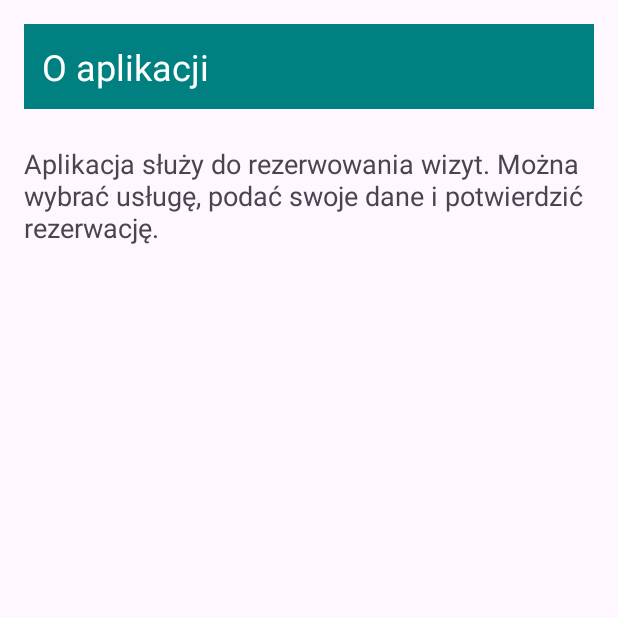
After one commit to TobiaszHajto/08-intencje-drugi-ekran-Zad3, an Android app: the AboutActivity screen opened directly, with no data from a screen before it, on a phone screen of 412 x 824 dp, the top half of it. The commit adds this screen. Run offline under Robolectric (Android 15) with nearby library versions, the phone set to English and light mode, and no system bars.

Commit message:
dodanie ekranu o aplikacji i logowania cyklu zycia

```diff
--- a/app/src/main/AndroidManifest.xml
+++ b/app/src/main/AndroidManifest.xml
@@ -25,6 +25,10 @@
             android:name=".SummaryActivity"
             android:exported="false"
             android:parentActivityName=".MainActivity" />
+        <activity
+            android:name=".AboutActivity"
+            android:exported="false"
+            android:parentActivityName=".MainActivity" />
     </application>
 
 </manifest>
--- /dev/null
+++ b/app/src/main/java/com/example/a08_intencje_drugi_ekran_zad2/AboutActivity.java
@@ -0,0 +1,29 @@
+package com.example.a08_intencje_drugi_ekran_zad2;
+import android.os.Bundle;
+import android.util.Log;
+
+import androidx.appcompat.app.AppCompatActivity;
+
+public class AboutActivity extends AppCompatActivity {
+
+    @Override
+    protected void onCreate(Bundle savedInstanceState) {
+        super.onCreate(savedInstanceState);
+
+        Log.d("CYKL", "AboutActivity: onCreate");
+
+        setContentView(R.layout.activity_about);
+    }
+
+    @Override
+    protected void onStop() {
+        Log.d("CYKL", "AboutActivity: onStop");
+        super.onStop();
+    }
+
+    @Override
+    protected void onDestroy() {
+        Log.d("CYKL", "AboutActivity: onDestroy");
+        super.onDestroy();
+    }
+}
--- /dev/null
+++ b/app/src/main/res/layout/activity_about.xml
@@ -0,0 +1,24 @@
+<?xml version="1.0" encoding="utf-8"?>
+<LinearLayout xmlns:android="http://schemas.android.com/apk/res/android"
+    android:layout_width="match_parent"
+    android:layout_height="match_parent"
+    android:orientation="vertical"
+    android:padding="16dp">
+
+    <TextView
+        android:layout_width="match_parent"
+        android:layout_height="wrap_content"
+        android:background="#008080"
+        android:padding="12dp"
+        android:text="O aplikacji"
+        android:textColor="#FFFFFF"
+        android:textSize="24sp" />
+
+    <TextView
+        android:layout_width="match_parent"
+        android:layout_height="wrap_content"
+        android:layout_marginTop="24dp"
+        android:text="Aplikacja służy do rezerwowania wizyt. Można wybrać usługę, podać swoje dane i potwierdzić rezerwację."
+        android:textSize="18sp" />
+
+</LinearLayout>
```
Also changed, not shown: app/src/main/java/com/example/a08_intencje_drugi_ekran_zad2/MainActivity.java (+28 -2 lines), app/src/main/java/com/example/a08_intencje_drugi_ekran_zad2/SummaryActivity.java (+19 -0 lines), app/src/main/res/layout/activity_main.xml (+7 -0 lines).
